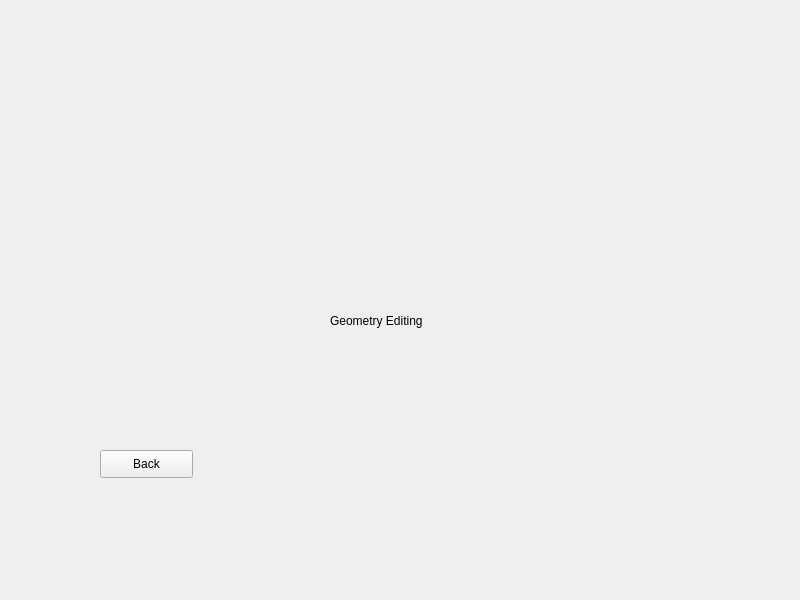
Above: GUI/GeometryEditingWindow.ui from K3N-TR4N/Project-Edge-Blending before the change. Below: the same form after it.
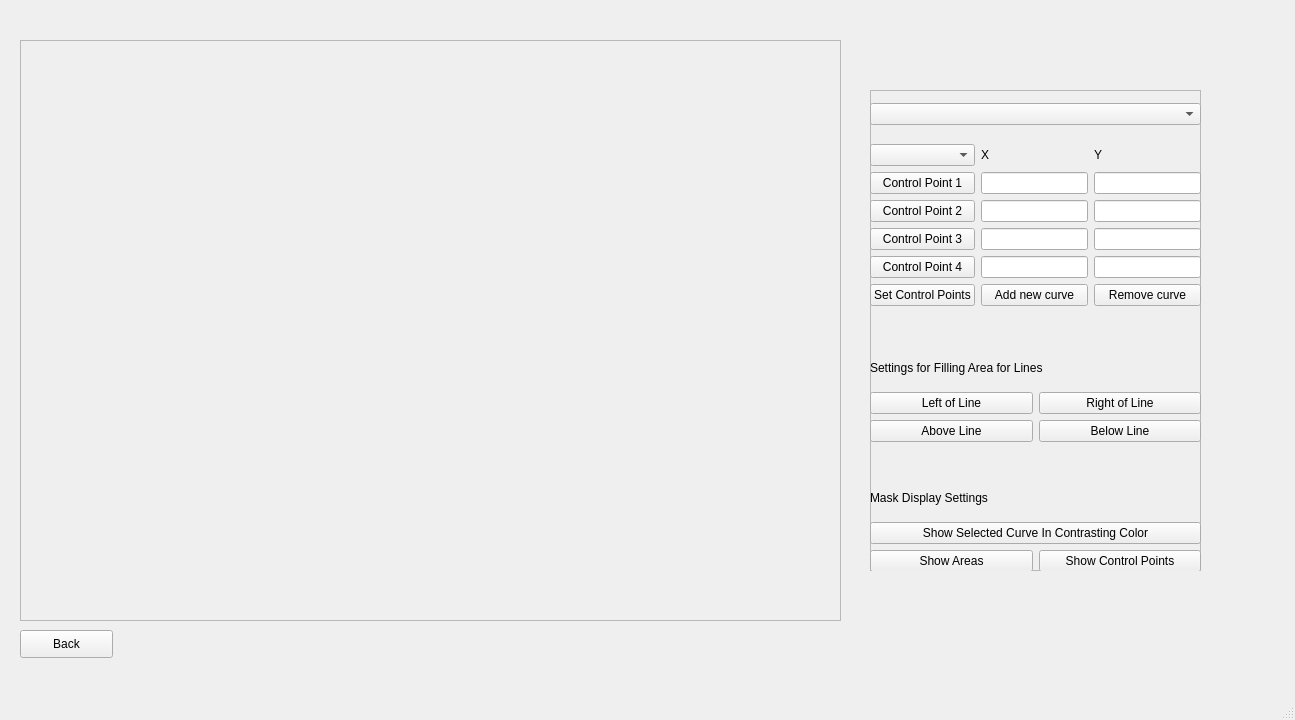
That is the form after the change.

Commit message: Moved Geometry Editing into GUI Main

What changed in the file:
```diff
--- a/GUI/GeometryEditingWindow.ui
+++ b/GUI/GeometryEditingWindow.ui
@@ -6,19 +6,274 @@
    <rect>
     <x>0</x>
     <y>0</y>
-    <width>800</width>
-    <height>600</height>
+    <width>1295</width>
+    <height>720</height>
    </rect>
   </property>
   <property name="windowTitle">
    <string>MainWindow</string>
   </property>
   <widget class="QWidget" name="centralwidget">
+   <widget class="QFrame" name="frame_1">
+    <property name="geometry">
+     <rect>
+      <x>20</x>
+      <y>40</y>
+      <width>821</width>
+      <height>581</height>
+     </rect>
+    </property>
+    <property name="frameShape">
+     <enum>QFrame::StyledPanel</enum>
+    </property>
+    <property name="frameShadow">
+     <enum>QFrame::Raised</enum>
+    </property>
+    <widget class="QWidget" name="horizontalLayoutWidget">
+     <property name="geometry">
+      <rect>
+       <x>0</x>
+       <y>50</y>
+       <width>821</width>
+       <height>481</height>
+      </rect>
+     </property>
+     <layout class="QHBoxLayout" name="horizontalLayout_1"/>
+    </widget>
+   </widget>
+   <widget class="QFrame" name="frame_2">
+    <property name="geometry">
+     <rect>
+      <x>870</x>
+      <y>90</y>
+      <width>331</width>
+      <height>481</height>
+     </rect>
+    </property>
+    <property name="frameShape">
+     <enum>QFrame::StyledPanel</enum>
+    </property>
+    <property name="frameShadow">
+     <enum>QFrame::Raised</enum>
+    </property>
+    <widget class="QWidget" name="verticalLayoutWidget">
+     <property name="geometry">
+      <rect>
+       <x>0</x>
+       <y>0</y>
+       <width>331</width>
+       <height>230</height>
+      </rect>
+     </property>
+     <layout class="QVBoxLayout" name="verticalLayout_1">
+      <item>
+       <widget class="QComboBox" name="Client_projectors_box"/>
+      </item>
+      <item>
+       <layout class="QGridLayout" name="gridLayout_4">
+        <item row="2" column="2">
+         <widget class="QLineEdit" name="control_point_2_y_line"/>
+        </item>
+        <item row="0" column="0">
+         <widget class="QComboBox" name="Curve_box"/>
+        </item>
+        <item row="1" column="0">
+         <widget class="QPushButton" name="Control_point_1_btn">
+          <property name="text">
+           <string>Control Point 1</string>
+          </property>
+         </widget>
+        </item>
+        <item row="4" column="0">
+         <widget class="QPushButton" name="Control_point_4_btn">
+          <property name="text">
+           <string>Control Point 4</string>
+          </property>
+         </widget>
+        </item>
+        <item row="1" column="2">
+         <widget class="QLineEdit" name="control_point_1_y_line"/>
+        </item>
+        <item row="0" column="2">
+         <widget class="QLabel" name="y_label">
+          <property name="text">
+           <string>Y</string>
+          </property>
+         </widget>
+        </item>
+        <item row="2" column="0">
+         <widget class="QPushButton" name="Control_point_2_btn">
+          <property name="text">
+           <string>Control Point 2</string>
+          </property>
+         </widget>
+        </item>
+        <item row="3" column="2">
+         <widget class="QLineEdit" name="control_point_3_y_line"/>
+        </item>
+        <item row="0" column="1">
+         <widget class="QLabel" name="x_label">
+          <property name="text">
+           <string>X</string>
+          </property>
+         </widget>
+        </item>
+        <item row="3" column="1">
+         <widget class="QLineEdit" name="control_point_3_x_line"/>
+        </item>
+        <item row="1" column="1">
+         <widget class="QLineEdit" name="control_point_1_x_line"/>
+        </item>
+        <item row="2" column="1">
+         <widget class="QLineEdit" name="control_point_2_x_line"/>
+        </item>
+        <item row="3" column="0">
+         <widget class="QPushButton" name="Control_point_3_btn">
+          <property name="text">
+           <string>Control Point 3</string>
+          </property>
+         </widget>
+        </item>
+        <item row="5" column="0">
+         <widget class="QPushButton" name="Set_control_points_btn">
+          <property name="text">
+           <string>Set Control Points</string>
+          </property>
+         </widget>
+        </item>
+        <item row="5" column="2">
+         <widget class="QPushButton" name="Remove_curve_btn">
+          <property name="text">
+           <string>Remove curve</string>
+          </property>
+         </widget>
+        </item>
+        <item row="5" column="1">
+         <widget class="QPushButton" name="Add_curve_btn">
+          <property name="text">
+           <string>Add new curve</string>
+          </property>
+         </widget>
+        </item>
+        <item row="4" column="2">
+         <widget class="QLineEdit" name="control_point_4_y_line"/>
+        </item>
+        <item row="4" column="1">
+         <widget class="QLineEdit" name="control_point_4_x_line"/>
+        </item>
+       </layout>
+      </item>
+     </layout>
+    </widget>
+    <widget class="QWidget" name="horizontalLayoutWidget_2">
+     <property name="geometry">
+      <rect>
+       <x>0</x>
+       <y>260</y>
+       <width>331</width>
+       <height>92</height>
+      </rect>
+     </property>
+     <layout class="QHBoxLayout" name="horizontalLayout_2">
+      <item>
+       <layout class="QVBoxLayout" name="verticalLayout_2">
+        <item>
+         <widget class="QLabel" name="Filling_lines_label">
+          <property name="text">
+           <string>Settings for Filling Area for Lines</string>
+          </property>
+         </widget>
+        </item>
+        <item>
+         <layout class="QGridLayout" name="gridLayout_5">
+          <item row="0" column="0">
+           <widget class="QPushButton" name="Left_line_btn">
+            <property name="text">
+             <string>Left of Line</string>
+            </property>
+           </widget>
+          </item>
+          <item row="0" column="1">
+           <widget class="QPushButton" name="Right_line_btn">
+            <property name="text">
+             <string>Right of Line</string>
+            </property>
+           </widget>
+          </item>
+          <item row="1" column="0">
+           <widget class="QPushButton" name="Above_line_btn">
+            <property name="text">
+             <string>Above Line</string>
+            </property>
+           </widget>
+          </item>
+          <item row="1" column="1">
+           <widget class="QPushButton" name="Below_line_btn">
+            <property name="text">
+             <string>Below Line</string>
+            </property>
+           </widget>
+          </item>
+         </layout>
+        </item>
+       </layout>
+      </item>
+     </layout>
+    </widget>
+    <widget class="QWidget" name="horizontalLayoutWidget_3">
+     <property name="geometry">
+      <rect>
+       <x>0</x>
+       <y>390</y>
+       <width>331</width>
+       <height>92</height>
+      </rect>
+     </property>
+     <layout class="QHBoxLayout" name="horizontalLayout_3">
+      <item>
+       <layout class="QVBoxLayout" name="verticalLayout_3">
+        <item>
+         <widget class="QLabel" name="Mask_display_label">
+          <property name="text">
+           <string>Mask Display Settings</string>
+          </property>
+         </widget>
+        </item>
+        <item>
+         <widget class="QPushButton" name="Show_contrast_curve_btn">
+          <property name="text">
+           <string>Show Selected Curve In Contrasting Color</string>
+          </property>
+         </widget>
+        </item>
+        <item>
+         <layout class="QHBoxLayout" name="horizontalLayout_4">
+          <item>
+           <widget class="QPushButton" name="Show_areas_btn">
+            <property name="text">
+             <string>Show Areas</string>
+            </property>
+           </widget>
+          </item>
+          <item>
+           <widget class="QPushButton" name="Show_control_points_btn">
+            <property name="text">
+             <string>Show Control Points</string>
+            </property>
+           </widget>
+          </item>
+         </layout>
+        </item>
+       </layout>
+      </item>
+     </layout>
+    </widget>
+   </widget>
    <widget class="QPushButton" name="Back_btn">
     <property name="geometry">
      <rect>
-      <x>100</x>
-      <y>450</y>
+      <x>20</x>
+      <y>630</y>
       <width>93</width>
       <height>28</height>
      </rect>
@@ -27,23 +282,18 @@
      <string>Back</string>
     </property>
    </widget>
-   <widget class="QLabel" name="label">
-    <property name="geometry">
-     <rect>
-      <x>330</x>
-      <y>280</y>
-      <width>181</width>
-      <height>81</height>
-     </rect>
-    </property>
-    <property name="styleSheet">
-     <string notr="true">font: 12pt &quot;MS Shell Dlg 2&quot;;</string>
-    </property>
-    <property name="text">
-     <string>Geometry Editing</string>
-    </property>
-   </widget>
   </widget>
+  <widget class="QMenuBar" name="menubar">
+   <property name="geometry">
+    <rect>
+     <x>0</x>
+     <y>0</y>
+     <width>1295</width>
+     <height>26</height>
+    </rect>
+   </property>
+  </widget>
+  <widget class="QStatusBar" name="statusbar"/>
  </widget>
  <resources/>
  <connections/>
```
Left out of the diff: 4 changed lines with no effect on the pictures. The commit also changes 3 other files.
